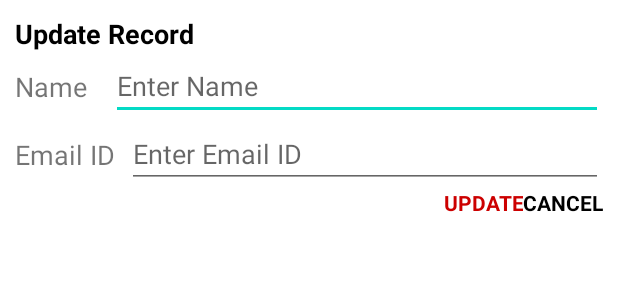
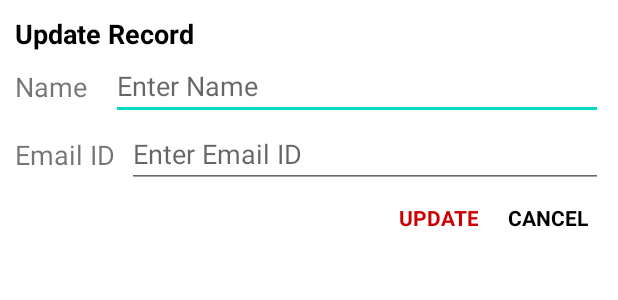
Before and after one commit to giangthao/RoomDemo, an Android app: the layout dialog_update.xml on its own in the app's theme, with its tools: preview values and no code run, on a phone screen of 412 x 824 dp. Shown: the top 300 px of the screen. Run offline under Robolectric (Android 15) with nearby library versions, the phone set to English and light mode, and no system bars.

```diff
--- a/app/src/main/res/layout/dialog_update.xml
+++ b/app/src/main/res/layout/dialog_update.xml
@@ -71,7 +71,7 @@
         android:layout_height="match_parent"
         android:foreground="?attr/selectableItemBackground"
         android:gravity="center"
-        android:padding="0dp"
+        android:padding="10dp"
         android:text="UPDATE"
         android:textColor="@android:color/holo_red_dark"
         android:textStyle="bold" />
@@ -85,7 +85,7 @@
         android:foreground="?attr/selectableItemBackground"
         android:gravity="center"
         android:inputType="textEmailAddress"
-        android:padding="0dp"
+        android:padding="10dp"
         android:text="CANCEL"
         android:textColor="@android:color/black"
         android:textStyle="bold" />
--- a/app/src/main/res/values-night/themes.xml
+++ b/app/src/main/res/values-night/themes.xml
@@ -13,4 +13,8 @@
         <item name="android:statusBarColor" tools:targetApi="l">?attr/colorPrimaryVariant</item>
         <!-- Customize your theme here. -->
     </style>
+    <style name="Theme_Dialog" parent="ThemeOverlay.AppCompat.Dialog">
+        <item name="android:windowMinWidthMajor">90%</item>
+        <item name="android:windowMinWidthMinor">90%</item>
+    </style>
 </resources>
--- a/app/src/main/res/values/themes.xml
+++ b/app/src/main/res/values/themes.xml
@@ -12,5 +12,10 @@
         <!-- Status bar color. -->
         <item name="android:statusBarColor" tools:targetApi="l">?attr/colorPrimaryVariant</item>
         <!-- Customize your theme here. -->
+
+    </style>
+    <style name="Theme_Dialog" parent="ThemeOverlay.AppCompat.Dialog">
+        <item name="android:windowMinWidthMajor">90%</item>
+        <item name="android:windowMinWidthMinor">90%</item>
     </style>
 </resources>
```
Also changed, not shown: app/src/main/java/com/tutorial/roomdemo/MainActivity.kt (+4 -6 lines).
